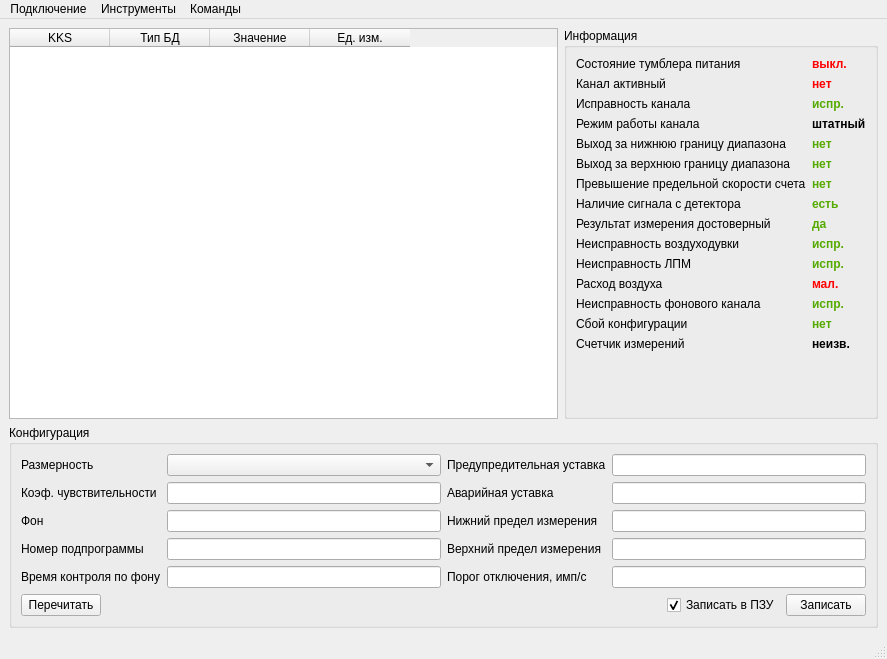
First picture: the form in mainwindow.ui, repository Balyaev-D-A/LSConfig, before the edit.
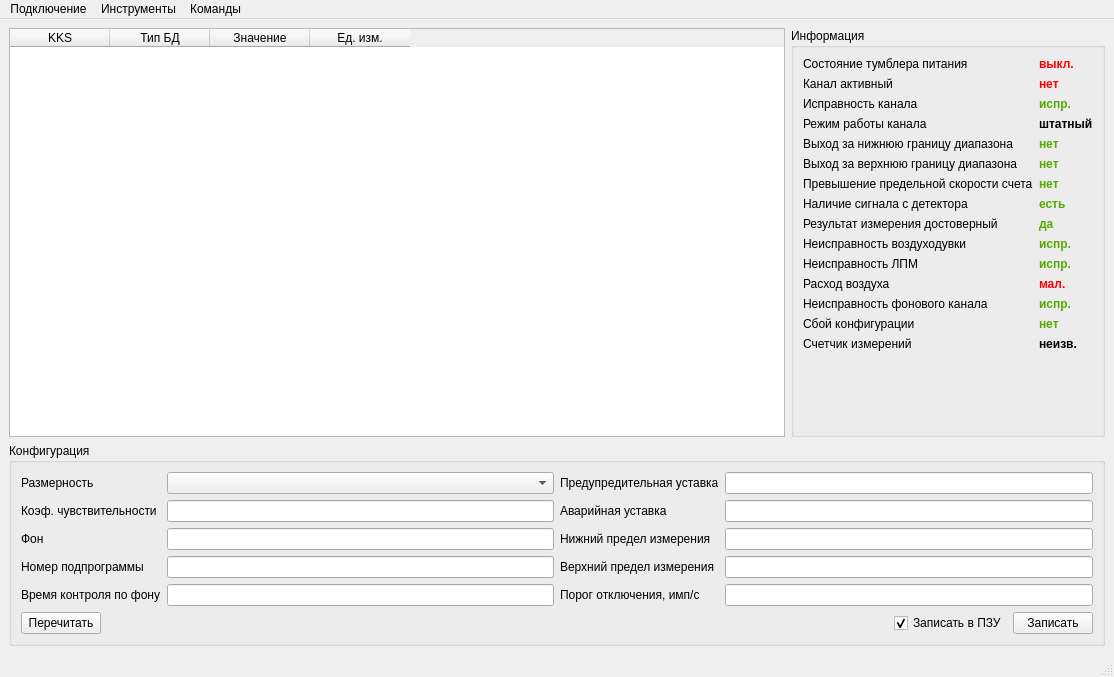
Second picture: the form after the edit.

Diff of the .ui file:
```diff
--- a/mainwindow.ui
+++ b/mainwindow.ui
@@ -6,8 +6,8 @@
    <rect>
     <x>0</x>
     <y>0</y>
-    <width>887</width>
-    <height>659</height>
+    <width>1114</width>
+    <height>677</height>
    </rect>
   </property>
   <property name="windowTitle">
@@ -560,7 +560,7 @@
     <rect>
      <x>0</x>
      <y>0</y>
-     <width>887</width>
+     <width>1114</width>
      <height>21</height>
     </rect>
    </property>
```
Left out of the diff: 8 changed lines with no effect on the pictures.
